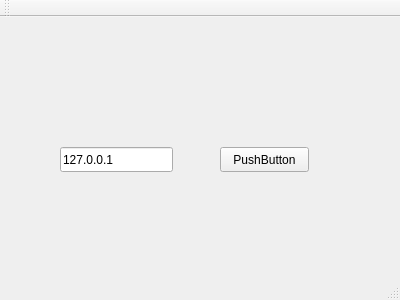
yvbbrjdr/yvEP, file yvEncryptedChat/mainwindow.ui: the form before one commit.
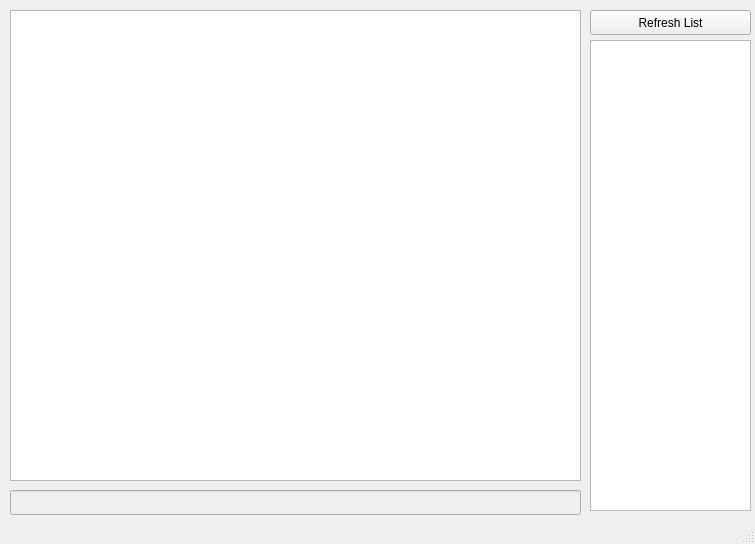
The form after the commit.

Commit message: Client List is Done

The edit to the form file:
```diff
--- a/yvEncryptedChat/mainwindow.ui
+++ b/yvEncryptedChat/mainwindow.ui
@@ -6,8 +6,8 @@
    <rect>
     <x>0</x>
     <y>0</y>
-    <width>400</width>
-    <height>300</height>
+    <width>755</width>
+    <height>544</height>
    </rect>
   </property>
   <property name="windowTitle">
@@ -17,47 +17,55 @@
    <widget class="QPushButton" name="pushButton">
     <property name="geometry">
      <rect>
-      <x>220</x>
-      <y>130</y>
-      <width>89</width>
+      <x>590</x>
+      <y>10</y>
+      <width>161</width>
       <height>25</height>
      </rect>
     </property>
     <property name="text">
-     <string>PushButton</string>
+     <string>Refresh List</string>
     </property>
    </widget>
-   <widget class="QLineEdit" name="lineEdit">
+   <widget class="QTextBrowser" name="History">
     <property name="geometry">
      <rect>
-      <x>60</x>
-      <y>130</y>
-      <width>113</width>
+      <x>10</x>
+      <y>10</y>
+      <width>571</width>
+      <height>471</height>
+     </rect>
+    </property>
+   </widget>
+   <widget class="QLineEdit" name="Message">
+    <property name="enabled">
+     <bool>false</bool>
+    </property>
+    <property name="geometry">
+     <rect>
+      <x>10</x>
+      <y>490</y>
+      <width>571</width>
       <height>25</height>
      </rect>
     </property>
-    <property name="text">
-     <string>127.0.0.1</string>
+    <property name="maxLength">
+     <number>200</number>
     </property>
    </widget>
-  </widget>
-  <widget class="QMenuBar" name="menuBar">
-   <property name="geometry">
-    <rect>
-     <x>0</x>
-     <y>0</y>
-     <width>400</width>
-     <height>22</height>
-    </rect>
-   </property>
-  </widget>
-  <widget class="QToolBar" name="mainToolBar">
-   <attribute name="toolBarArea">
-    <enum>TopToolBarArea</enum>
-   </attribute>
-   <attribute name="toolBarBreak">
-    <bool>false</bool>
-   </attribute>
+   <widget class="QListView" name="ClientList">
+    <property name="geometry">
+     <rect>
+      <x>590</x>
+      <y>40</y>
+      <width>161</width>
+      <height>471</height>
+     </rect>
+    </property>
+    <property name="editTriggers">
+     <set>QAbstractItemView::NoEditTriggers</set>
+    </property>
+   </widget>
   </widget>
   <widget class="QStatusBar" name="statusBar"/>
  </widget>
```
Left out of the diff: 4 changed lines with no effect on the pictures. The commit also changes 12 other files.
